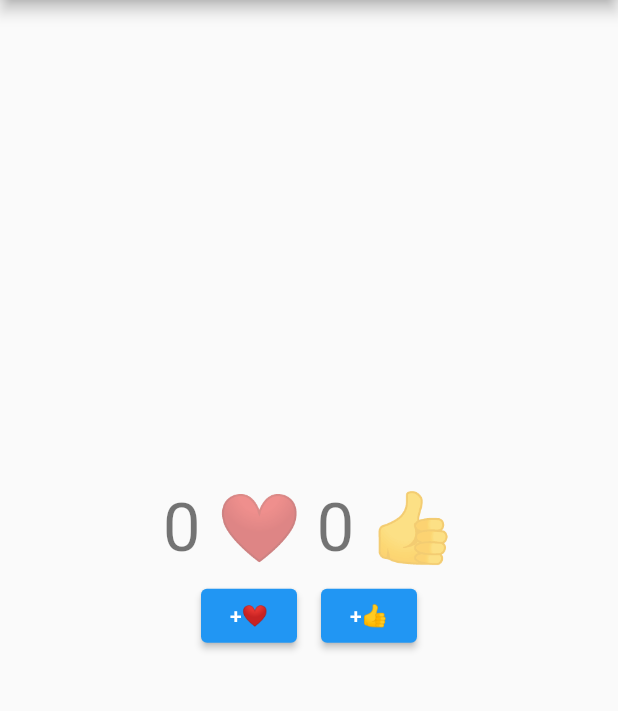
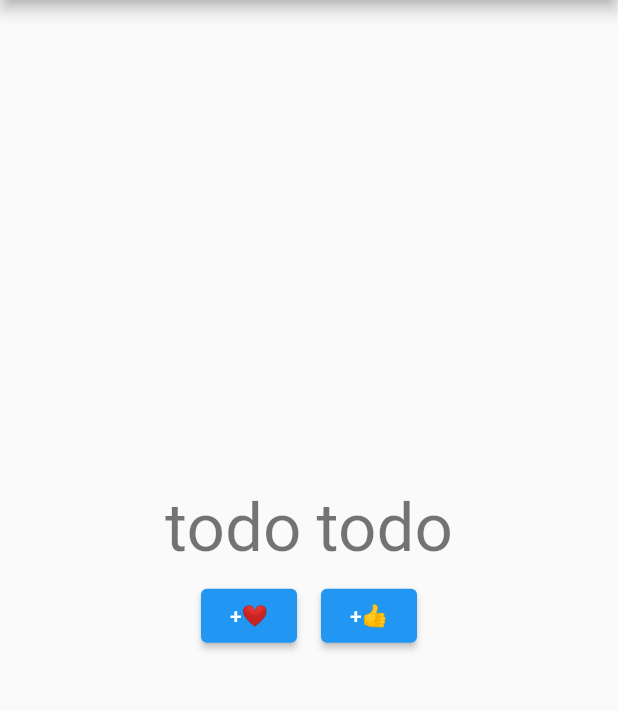
Before and after one commit to emmanuelCode/upvote-flutter, a Flutter app: the screen it shows after launch, on a phone screen of 412 x 824 dp, the part 84-795 px from its top. Run offline on Flutter 3.47's test engine with Material 2 defaults, Android fonts, the phone set to English and light mode, and no system bars; our stand-ins replace flutter_riverpod, riverpod_annotation; generated files the repository leaves out were written again.

```diff
--- a/lib/View/upvote.dart
+++ b/lib/View/upvote.dart
@@ -1,8 +1,11 @@
 import 'package:flutter/material.dart';
-import 'package:provider/provider.dart';
+import 'package:flutter_riverpod/flutter_riverpod.dart';
+import 'package:riverpod_annotation/riverpod_annotation.dart';
 import 'package:simplemviprovider/Intent/upvote_intent.dart';
 
 class UpVote extends StatelessWidget {
+  const UpVote({super.key});
+
   // This widget is the root of your application.
   @override
   Widget build(BuildContext context) {
@@ -16,31 +19,32 @@ class UpVote extends StatelessWidget {
   }
 }
 
-//change this to Stateless
+
 class _MyHomePageState extends StatelessWidget {
   @override
   Widget build(BuildContext context) {
     return Scaffold(
         appBar: AppBar(
-          title: Text('Upvote Flutter Version'),
+          title: const Text('Upvote Flutter Version'),
         ),
-        body: Consumer<IntentFactory>(
+        body: Consumer(
           // share the provider variable to it children widget
-          builder: (_, intentFactory, __) => Column(
+          builder: (_,WidgetRef ref, __) => Column(
             mainAxisAlignment: MainAxisAlignment.center,
             children: <Widget>[
               Row(
                 mainAxisAlignment: MainAxisAlignment.center,
                 children: <Widget>[
                   Text(
-                    '${intentFactory.upvoteModel.hearts} ❤',
+                    'todo',
+                    //ref.watch(),
+                    //'${intentFactory.upvoteModel.hearts} ❤',
                     style: Theme.of(context).textTheme.displaySmall,
                   ),
-                  SizedBox(
-                    width: 10,
-                  ),
+                  const SizedBox(width: 10),
                   Text(
-                    '${intentFactory.upvoteModel.thumbsUp} 👍',
+                    'todo',
+                    //'${intentFactory.upvoteModel.thumbsUp} 👍',
                     style: Theme.of(context).textTheme.displaySmall,
                   ),
                 ],
@@ -51,20 +55,22 @@ class _MyHomePageState extends StatelessWidget {
                   Padding(
                     padding: const EdgeInsets.all(8.0),
                     child: ElevatedButton(
-                      child: Text('+❤'),
+                      child: const Text('+❤'),
                       onPressed: () {
-                        print('heart');
-                        intentFactory.addHeart();
+                        debugPrint('heart');
+                        //todo
+                        //intentFactory.addHeart();
                       },
                     ),
                   ),
                   Padding(
                     padding: const EdgeInsets.all(8.0),
                     child: ElevatedButton(
-                      child: Text('+👍'),
+                      child: const Text('+👍'),
                       onPressed: () {
-                        print('thumb');
-                        intentFactory.addThumbsUp();
+                        debugPrint('thumb');
+                        //todo
+                        //intentFactory.addThumbsUp();
                       },
                     ),
                   ),
--- /dev/null
+++ b/lib/View/upvote_provider.dart
@@ -0,0 +1,9 @@
+import 'package:riverpod_annotation/riverpod_annotation.dart';
+import 'package:simplemviprovider/Intent/upvote_intent.dart';
+
+part 'upvote_provider.g.dart';
+
+@riverpod
+IntentFactory intentFactory(IntentFactoryRef ref) {
+  return IntentFactory();
+}
```
Also changed, not shown: analysis_options.yaml (added, +33 -0 lines), lib/main.dart (+3 -4 lines), pubspec.yaml (+9 -2 lines), lib/View/upvote_provider.g.dart (added), pubspec.lock.
